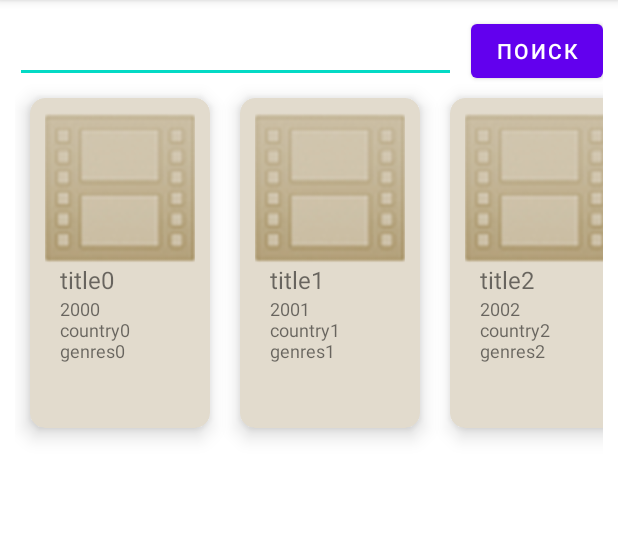
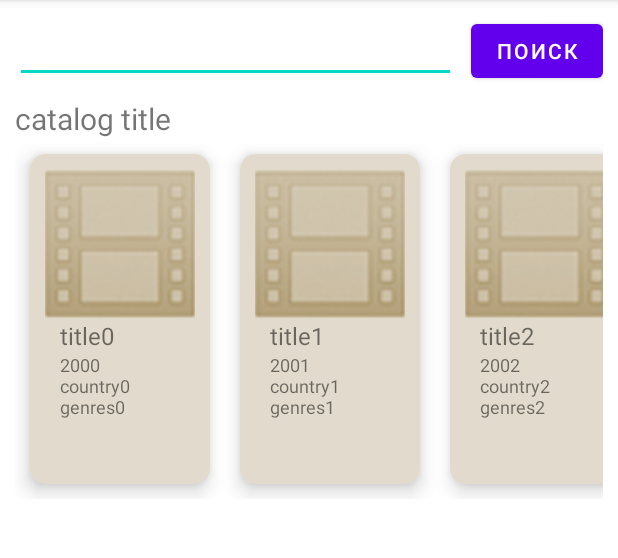
Before and after one commit to NeoSvet/MovieDB, an Android app: the screen it shows after launch (MainActivity), on a phone screen of 412 x 824 dp, the part 84-642 px from its top. Run offline under Robolectric (Android 15) with nearby library versions, the phone set to English and light mode, and no system bars.

Commit message:
created list for catalog

```diff
--- /dev/null
+++ b/app/src/main/java/ru/neosvet/moviedb/list/CatalogAdapter.kt
@@ -0,0 +1,57 @@
+package ru.neosvet.moviedb.list
+
+import android.view.LayoutInflater
+import android.view.View
+import android.view.ViewGroup
+import androidx.recyclerview.widget.RecyclerView
+import ru.neosvet.moviedb.R
+import java.lang.Exception
+import java.util.ArrayList
+
+
+class CatalogAdapter() : RecyclerView.Adapter<RecyclerView.ViewHolder>() {
+    val TYPE_TITLE = 0
+    val TYPE_CATALOG = 1
+    private val adapters = ArrayList<MoviesAdapter>()
+    private val titles = ArrayList<String>()
+
+    fun addItem(title: String, adapter: MoviesAdapter) {
+        titles.add(title)
+        adapters.add(adapter)
+    }
+
+    override fun getItemViewType(position: Int): Int {
+        return if (position % 2 == 0) TYPE_TITLE else TYPE_CATALOG
+    }
+
+    override fun onCreateViewHolder(parent: ViewGroup, viewType: Int): RecyclerView.ViewHolder {
+        when (viewType) {
+            TYPE_TITLE -> {
+                val view: View = LayoutInflater.from(parent.context)
+                    .inflate(R.layout.title_item, parent, false)
+                return TitleHolder(view)
+            }
+            TYPE_CATALOG -> {
+                val view: View = LayoutInflater.from(parent.context)
+                    .inflate(R.layout.catalog_item, parent, false)
+                return CatalogHolder(view)
+            }
+        }
+        throw Exception("Unknown view type")
+    }
+
+    override fun onBindViewHolder(holder: RecyclerView.ViewHolder, position: Int) {
+        when (holder) {
+            is TitleHolder -> {
+                holder.setItem(titles[position / 2])
+            }
+            is CatalogHolder -> {
+                holder.setItem(adapters[position / 2])
+            }
+        }
+    }
+
+    override fun getItemCount(): Int {
+        return titles.size + adapters.size
+    }
+}
--- /dev/null
+++ b/app/src/main/java/ru/neosvet/moviedb/list/CatalogHolder.kt
@@ -0,0 +1,23 @@
+package ru.neosvet.moviedb.list
+
+import android.view.View
+import androidx.recyclerview.widget.LinearLayoutManager
+import androidx.recyclerview.widget.RecyclerView
+import ru.neosvet.moviedb.R
+
+class CatalogHolder(itemView: View) : RecyclerView.ViewHolder(itemView) {
+    var rvMovies: RecyclerView
+
+    init {
+        rvMovies = itemView.findViewById(R.id.rvMovies)
+        rvMovies.layoutManager = LinearLayoutManager(
+            rvMovies.context,
+            RecyclerView.HORIZONTAL, false
+        )
+    }
+
+    fun setItem(adapter: MoviesAdapter) {
+        rvMovies.adapter = adapter
+        adapter.notifyDataSetChanged()
+    }
+}
--- /dev/null
+++ b/app/src/main/java/ru/neosvet/moviedb/list/TitleHolder.kt
@@ -0,0 +1,18 @@
+package ru.neosvet.moviedb.list
+
+import android.view.View
+import androidx.recyclerview.widget.RecyclerView
+import com.google.android.material.textview.MaterialTextView
+import ru.neosvet.moviedb.R
+
+class TitleHolder(itemView: View) : RecyclerView.ViewHolder(itemView) {
+    var tvTitle: MaterialTextView
+
+    init {
+        tvTitle = itemView.findViewById(R.id.tvTitle)
+    }
+
+    fun setItem(title: String) {
+        tvTitle.text = title
+    }
+}
--- a/app/src/main/java/ru/neosvet/moviedb/view/ListFragment.kt
+++ b/app/src/main/java/ru/neosvet/moviedb/view/ListFragment.kt
@@ -14,6 +14,7 @@ import com.google.android.material.snackbar.Snackbar
 import ru.neosvet.moviedb.MovieFragment
 import ru.neosvet.moviedb.R
 import ru.neosvet.moviedb.databinding.FragmentListBinding
+import ru.neosvet.moviedb.list.CatalogAdapter
 import ru.neosvet.moviedb.list.ListCallbacks
 import ru.neosvet.moviedb.list.MovieItem
 import ru.neosvet.moviedb.list.MoviesAdapter
@@ -27,7 +28,7 @@ private const val MAIN_STACK = "main";
 class ListFragment : Fragment(), ListCallbacks, Observer<MovieState> {
     private var _binding: FragmentListBinding? = null
     private val binding get() = _binding!!
-    private lateinit var adapter: MoviesAdapter
+    private var catalog = CatalogAdapter()
     private lateinit var model: MovieModel
 
     override fun onCreateView(
@@ -40,7 +41,6 @@ class ListFragment : Fragment(), ListCallbacks, Observer<MovieState> {
 
     override fun onViewCreated(view: View, savedInstanceState: Bundle?) {
         super.onViewCreated(view, savedInstanceState)
-        adapter = MoviesAdapter(this)
         initViews();
         loadList();
     }
@@ -69,6 +69,7 @@ class ListFragment : Fragment(), ListCallbacks, Observer<MovieState> {
     }
 
     private fun showList(list: ArrayList<Movie>) {
+        val adapter = MoviesAdapter(this)
         for (movie in list) {
             adapter.addItem(
                 MovieItem(
@@ -79,18 +80,16 @@ class ListFragment : Fragment(), ListCallbacks, Observer<MovieState> {
                 )
             )
         }
-        adapter.notifyDataSetChanged()
+        catalog.addItem("catalog title", adapter)
+        catalog.notifyDataSetChanged()
     }
 
     private fun initViews() {
         binding.btnSearch.setOnClickListener {
             Toast.makeText(requireContext(), binding.etSearch.text, Toast.LENGTH_SHORT).show()
         }
-        binding.rvMovies.layoutManager = LinearLayoutManager(
-            requireContext(),
-            RecyclerView.HORIZONTAL, false
-        )
-        binding.rvMovies.adapter = adapter;
+        binding.rvCatalog.layoutManager = LinearLayoutManager(requireContext())
+        binding.rvCatalog.adapter = catalog;
     }
 
     override fun onItemClicked(id: Int) {
@@ -115,7 +114,7 @@ class ListFragment : Fragment(), ListCallbacks, Observer<MovieState> {
             is MovieState.Error -> {
                 binding.tvStatus.visibility = View.GONE
                 Snackbar.make(
-                    binding.rvMovies, getString(R.string.error)
+                    binding.rvCatalog, getString(R.string.error)
                             + ": " + state.error.message,
                     Snackbar.LENGTH_INDEFINITE
                 ).show()
--- /dev/null
+++ b/app/src/main/res/layout/catalog_item.xml
@@ -0,0 +1,11 @@
+<?xml version="1.0" encoding="utf-8"?>
+<FrameLayout xmlns:android="http://schemas.android.com/apk/res/android"
+    android:layout_width="match_parent"
+    android:layout_height="wrap_content">
+
+    <androidx.recyclerview.widget.RecyclerView
+        android:id="@+id/rvMovies"
+        android:layout_width="match_parent"
+        android:layout_height="wrap_content" />
+
+</FrameLayout>
--- a/app/src/main/res/layout/fragment_list.xml
+++ b/app/src/main/res/layout/fragment_list.xml
@@ -25,7 +25,7 @@
         app:layout_constraintTop_toTopOf="parent" />
 
     <androidx.recyclerview.widget.RecyclerView
-        android:id="@+id/rvMovies"
+        android:id="@+id/rvCatalog"
         android:layout_width="match_parent"
         android:layout_height="0dp"
         app:layout_constraintBottom_toBottomOf="parent"
--- /dev/null
+++ b/app/src/main/res/layout/title_item.xml
@@ -0,0 +1,12 @@
+<?xml version="1.0" encoding="utf-8"?>
+<FrameLayout xmlns:android="http://schemas.android.com/apk/res/android"
+    android:layout_width="match_parent"
+    android:layout_height="wrap_content"
+    android:paddingTop="@dimen/default_margin">
+
+    <com.google.android.material.textview.MaterialTextView
+        android:id="@+id/tvTitle"
+        android:layout_width="match_parent"
+        android:layout_height="wrap_content"
+        android:textSize="20sp" />
+</FrameLayout>
```
